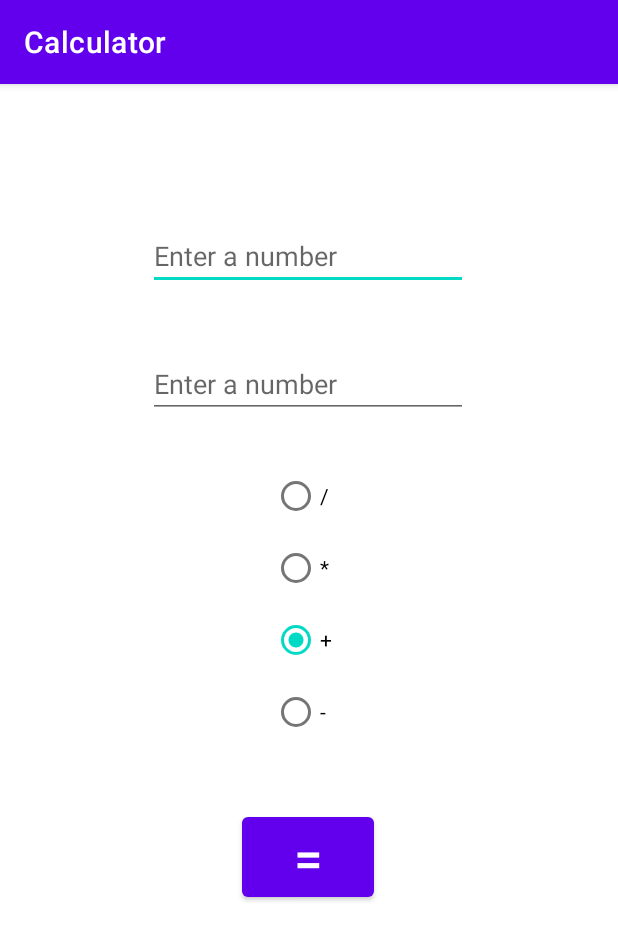
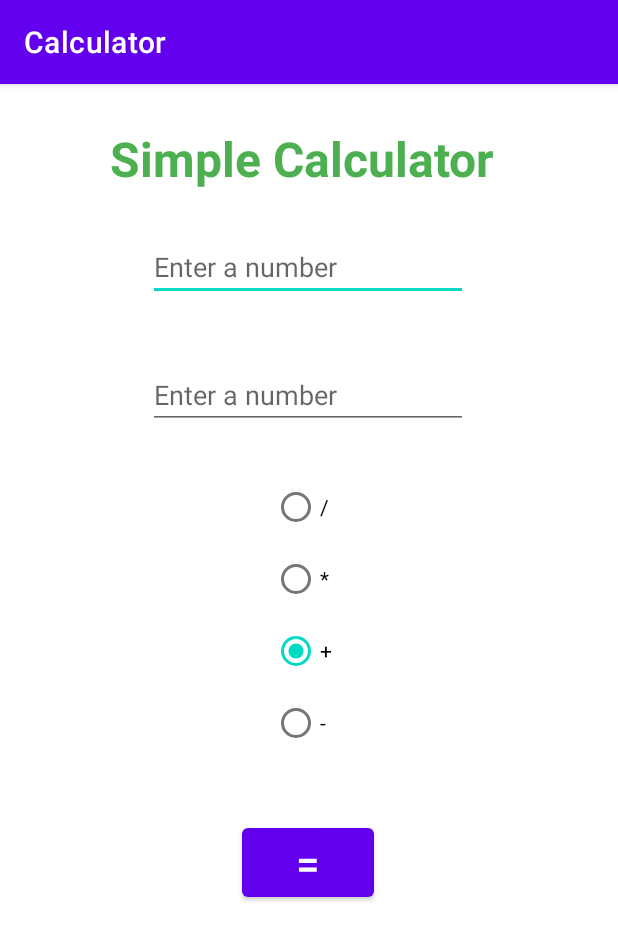
Before and after one commit to aditya-tekale-99/Android, an Android app: the screen it shows after launch (MainActivity), on a phone screen of 412 x 824 dp. Shown: the top 940 px of the screen. Run offline under Robolectric (Android 15) with nearby library versions, the phone set to English and light mode, and no system bars.

Commit message:
final build for calculator app

```diff
--- a/Calculator/app/src/main/res/layout/activity_main.xml
+++ b/Calculator/app/src/main/res/layout/activity_main.xml
@@ -10,14 +10,14 @@
         android:id="@+id/number1"
         android:layout_width="wrap_content"
         android:layout_height="wrap_content"
-        android:layout_marginTop="92dp"
+        android:layout_marginTop="28dp"
         android:ems="10"
         android:hint="Enter a number"
         android:inputType="number"
         app:layout_constraintEnd_toEndOf="parent"
         app:layout_constraintHorizontal_bias="0.497"
         app:layout_constraintStart_toStartOf="parent"
-        app:layout_constraintTop_toTopOf="parent" />
+        app:layout_constraintTop_toBottomOf="@+id/textView" />
 
     <EditText
         android:id="@+id/number2"
@@ -74,7 +74,7 @@
         android:layout_height="wrap_content"
         android:layout_marginTop="40dp"
         android:text="="
-        android:textSize="34sp"
+        android:textSize="28sp"
         app:layout_constraintEnd_toEndOf="parent"
         app:layout_constraintHorizontal_bias="0.498"
         app:layout_constraintStart_toStartOf="parent"
@@ -82,12 +82,29 @@
 
     <TextView
         android:id="@+id/result"
+        android:layout_width="121dp"
+        android:layout_height="57dp"
+        android:layout_marginTop="40dp"
+        android:textAlignment="center"
+        android:textSize="24sp"
+        app:layout_constraintBottom_toBottomOf="parent"
+        app:layout_constraintEnd_toEndOf="parent"
+        app:layout_constraintStart_toStartOf="parent"
+        app:layout_constraintTop_toBottomOf="@+id/equals"
+        app:layout_constraintVertical_bias="0.175" />
+
+    <TextView
+        android:id="@+id/textView"
         android:layout_width="wrap_content"
         android:layout_height="wrap_content"
-        android:layout_marginTop="40dp"
-        app:layout_constraintBottom_toBottomOf="parent"
+        android:layout_marginTop="28dp"
+        android:text="Simple Calculator "
+        android:textAlignment="center"
+        android:textColor="#4CAF50"
+        android:textSize="32sp"
+        android:textStyle="bold"
         app:layout_constraintEnd_toEndOf="parent"
         app:layout_constraintHorizontal_bias="0.498"
         app:layout_constraintStart_toStartOf="parent"
-        app:layout_constraintTop_toBottomOf="@+id/equals" />
+        app:layout_constraintTop_toTopOf="parent" />
 </androidx.constraintlayout.widget.ConstraintLayout>
```
Also changed, not shown: Calculator/app/src/main/java/com/simplecalc/calculator/MainActivity.java (+21 -1 lines).
